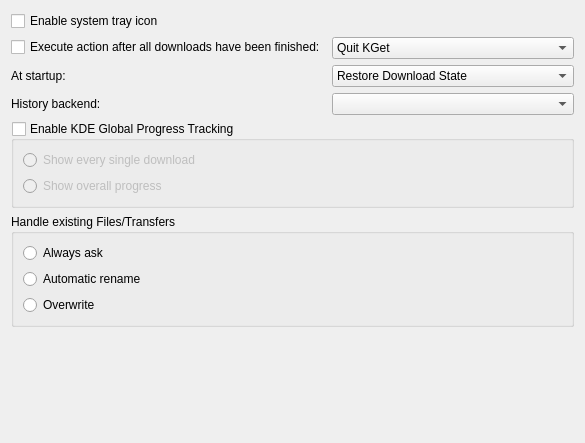
The window that conf/dlgadvanced.ui (KDE/kget) describes before a commit, drawn with Qt 5.
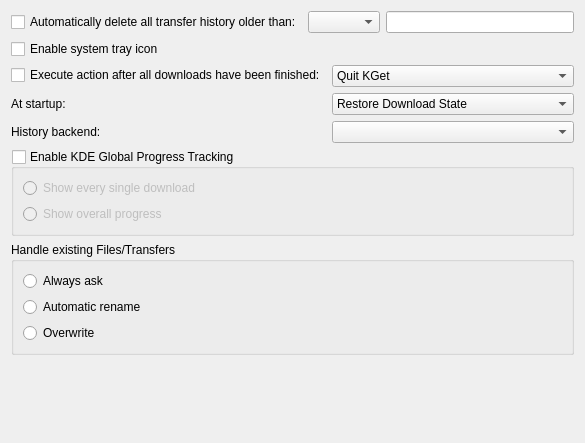
The same window after the commit. Custom widgets are drawn as their Qt base class.

Commit message: Implemented feature request involving automatic deletion of transfer history and fixed TestJob member function

```diff
--- a/conf/dlgadvanced.ui
+++ b/conf/dlgadvanced.ui
@@ -11,6 +11,25 @@
    </rect>
   </property>
   <layout class="QVBoxLayout" name="verticalLayout">
+	 <item>
+		<layout class="QHBoxLayout" name="horizontalLayout">
+		 <item>
+			<widget class="QCheckBox" name="kcfg_AutomaticDeletionEnabled">
+			 <property name="text">
+				<string>Automatically delete all transfer history older than:</string>
+			 </property>
+			</widget>
+		 </item>	
+	 	 <item>
+			<widget class="KComboBox" name="kcfg_ExpiryTimeType">
+			</widget>
+		 </item>
+		 <item>
+			<widget class="QLineEdit" name="kcfg_ExpiryTimeValue">
+			</widget>
+		 </item>
+		</layout>
+	 </item>
    <item>
     <widget class="QCheckBox" name="kcfg_EnableSystemTray">
      <property name="text">
```
The commit also changes 9 other files.
